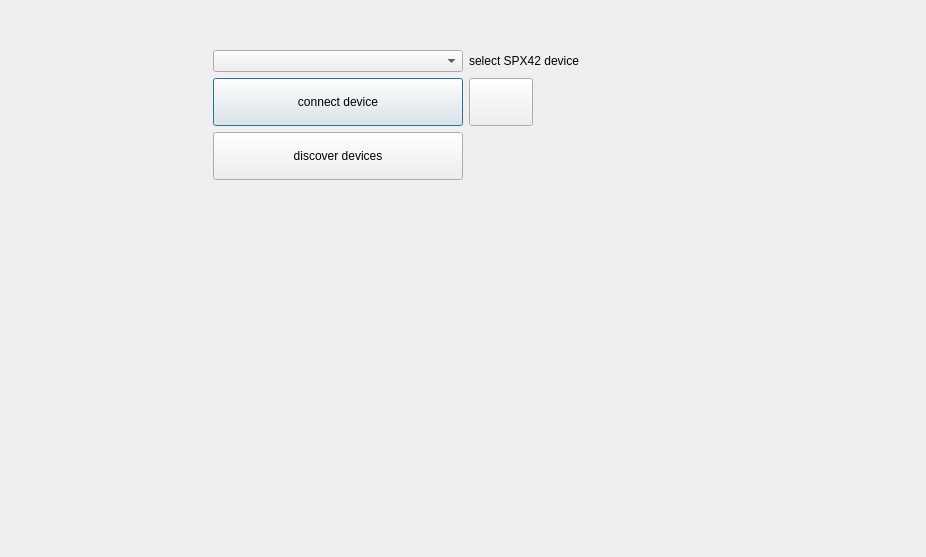
This is src/ui/connectFragment.ui in dmarc0001/spx42Control as Qt 5 draws it before an edit. The edited form follows.
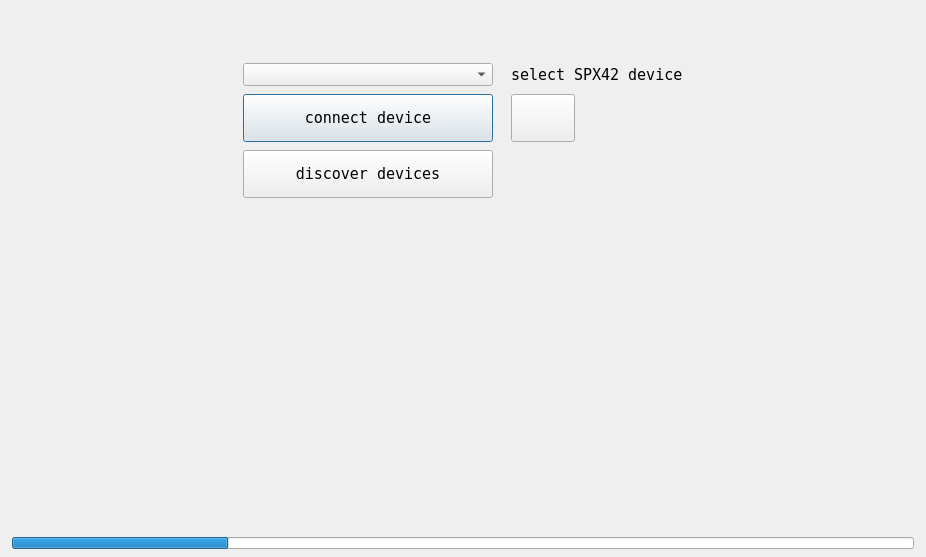
This is the edited form. Icons and pictures are not drawn.

What changed in the file:
```diff
--- a/src/ui/connectFragment.ui
+++ b/src/ui/connectFragment.ui
@@ -10,73 +10,75 @@
     <height>557</height>
    </rect>
   </property>
+  <property name="minimumSize">
+   <size>
+    <width>800</width>
+    <height>400</height>
+   </size>
+  </property>
+  <property name="font">
+   <font>
+    <family>DejaVu Sans Mono</family>
+    <pointsize>11</pointsize>
+   </font>
+  </property>
   <property name="windowTitle">
    <string>ConnectForm</string>
   </property>
   <property name="locale">
    <locale language="English" country="UnitedStates"/>
   </property>
-  <layout class="QFormLayout" name="formLayout">
-   <property name="labelAlignment">
-    <set>Qt::AlignCenter</set>
+  <layout class="QVBoxLayout" name="verticalLayout">
+   <property name="leftMargin">
+    <number>12</number>
    </property>
-   <property name="formAlignment">
-    <set>Qt::AlignHCenter|Qt::AlignTop</set>
+   <property name="topMargin">
+    <number>24</number>
    </property>
+   <property name="rightMargin">
+    <number>12</number>
+   </property>
+   <property name="bottomMargin">
+    <number>8</number>
+   </property>
+   <item>
+    <widget class="QWidget" name="widget" native="true">
+     <layout class="QGridLayout" name="gridLayout">
+      <property name="sizeConstraint">
+       <enum>QLayout::SetMinAndMaxSize</enum>
+      </property>
    <property name="leftMargin">
-    <number>32</number>
+       <number>38</number>
    </property>
    <property name="topMargin">
-    <number>50</number>
+       <number>24</number>
    </property>
    <property name="rightMargin">
-    <number>32</number>
-   </property>
-   <item row="4" column="0">
-    <widget class="QComboBox" name="deviceComboBox">
-     <property name="minimumSize">
-      <size>
-       <width>250</width>
-       <height>0</height>
-      </size>
-     </property>
-     <property name="maximumSize">
-      <size>
-       <width>350</width>
-       <height>23</height>
-      </size>
-     </property>
-     <property name="statusTip">
-      <string>select SPX42 device...</string>
-     </property>
-    </widget>
-   </item>
-   <item row="4" column="1">
-    <widget class="QLabel" name="deviceLabel">
-     <property name="minimumSize">
-      <size>
-       <width>120</width>
-       <height>0</height>
-      </size>
-     </property>
-     <property name="maximumSize">
+       <number>38</number>
+      </property>
+      <property name="bottomMargin">
+       <number>24</number>
+      </property>
+      <property name="horizontalSpacing">
+       <number>18</number>
+      </property>
+      <property name="verticalSpacing">
+       <number>8</number>
+      </property>
+      <item row="2" column="0">
+       <spacer name="horizontalSpacer">
+        <property name="orientation">
+         <enum>Qt::Horizontal</enum>
+        </property>
+        <property name="sizeHint" stdset="0">
       <size>
-       <width>250</width>
-       <height>23</height>
-      </size>
-     </property>
-     <property name="text">
-      <string>select SPX42 device</string>
-     </property>
-     <property name="alignment">
-      <set>Qt::AlignLeading|Qt::AlignLeft|Qt::AlignVCenter</set>
-     </property>
-     <property name="textInteractionFlags">
-      <set>Qt::NoTextInteraction</set>
-     </property>
-    </widget>
-   </item>
-   <item row="5" column="0">
+          <width>40</width>
+          <height>20</height>
+         </size>
+        </property>
+       </spacer>
+      </item>
+      <item row="2" column="1">
     <widget class="QPushButton" name="connectButton">
      <property name="minimumSize">
       <size>
@@ -112,7 +114,7 @@
      </property>
     </widget>
    </item>
-   <item row="5" column="1">
+      <item row="2" column="2">
     <widget class="QPushButton" name="propertyPushButton">
      <property name="minimumSize">
       <size>
@@ -150,7 +152,7 @@
      </property>
     </widget>
    </item>
-   <item row="6" column="0">
+      <item row="3" column="1">
     <widget class="QPushButton" name="discoverPushButton">
      <property name="minimumSize">
       <size>
@@ -180,6 +182,123 @@
        <width>24</width>
        <height>24</height>
       </size>
+        </property>
+       </widget>
+      </item>
+      <item row="1" column="1">
+       <widget class="QComboBox" name="deviceComboBox">
+        <property name="minimumSize">
+         <size>
+          <width>250</width>
+          <height>0</height>
+         </size>
+        </property>
+        <property name="maximumSize">
+         <size>
+          <width>350</width>
+          <height>23</height>
+         </size>
+        </property>
+        <property name="statusTip">
+         <string>select SPX42 device...</string>
+        </property>
+       </widget>
+      </item>
+      <item row="1" column="2">
+       <widget class="QLabel" name="deviceLabel">
+        <property name="minimumSize">
+         <size>
+          <width>120</width>
+          <height>0</height>
+         </size>
+        </property>
+        <property name="maximumSize">
+         <size>
+          <width>250</width>
+          <height>23</height>
+         </size>
+        </property>
+        <property name="text">
+         <string>select SPX42 device</string>
+        </property>
+        <property name="alignment">
+         <set>Qt::AlignLeading|Qt::AlignLeft|Qt::AlignVCenter</set>
+        </property>
+        <property name="textInteractionFlags">
+         <set>Qt::NoTextInteraction</set>
+        </property>
+       </widget>
+      </item>
+      <item row="0" column="1">
+       <spacer name="verticalSpacer">
+        <property name="orientation">
+         <enum>Qt::Vertical</enum>
+        </property>
+        <property name="sizeType">
+         <enum>QSizePolicy::Minimum</enum>
+        </property>
+        <property name="sizeHint" stdset="0">
+         <size>
+          <width>20</width>
+          <height>15</height>
+         </size>
+        </property>
+       </spacer>
+      </item>
+      <item row="4" column="1">
+       <spacer name="verticalSpacer_2">
+        <property name="orientation">
+         <enum>Qt::Vertical</enum>
+        </property>
+        <property name="sizeHint" stdset="0">
+         <size>
+          <width>20</width>
+          <height>40</height>
+         </size>
+        </property>
+       </spacer>
+      </item>
+      <item row="2" column="3">
+       <spacer name="horizontalSpacer_2">
+        <property name="orientation">
+         <enum>Qt::Horizontal</enum>
+        </property>
+        <property name="sizeHint" stdset="0">
+         <size>
+          <width>40</width>
+          <height>20</height>
+         </size>
+        </property>
+       </spacer>
+      </item>
+     </layout>
+    </widget>
+   </item>
+   <item>
+    <widget class="QProgressBar" name="connectProgressBar">
+     <property name="minimumSize">
+      <size>
+       <width>0</width>
+       <height>12</height>
+      </size>
+     </property>
+     <property name="maximumSize">
+      <size>
+       <width>16777215</width>
+       <height>12</height>
+      </size>
+     </property>
+     <property name="statusTip">
+      <string/>
+     </property>
+     <property name="value">
+      <number>24</number>
+     </property>
+     <property name="textVisible">
+      <bool>false</bool>
+     </property>
+     <property name="format">
+      <string notr="true">%p%</string>
      </property>
     </widget>
    </item>
```
Lines whose indentation alone changed are shown as unchanged.
